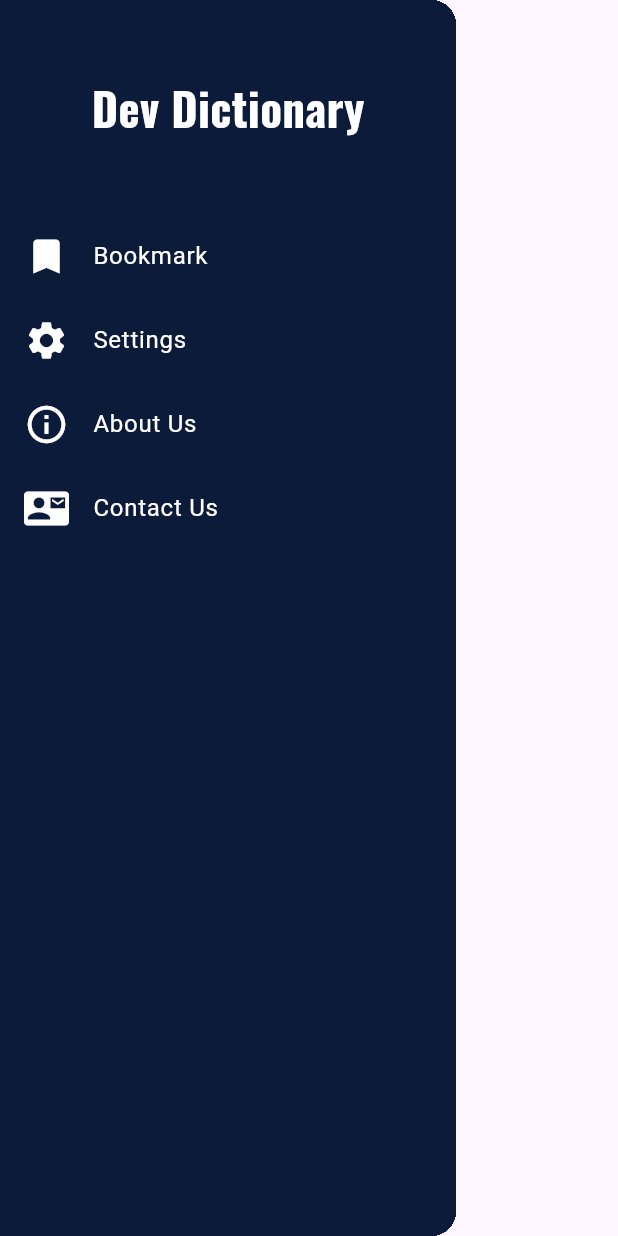
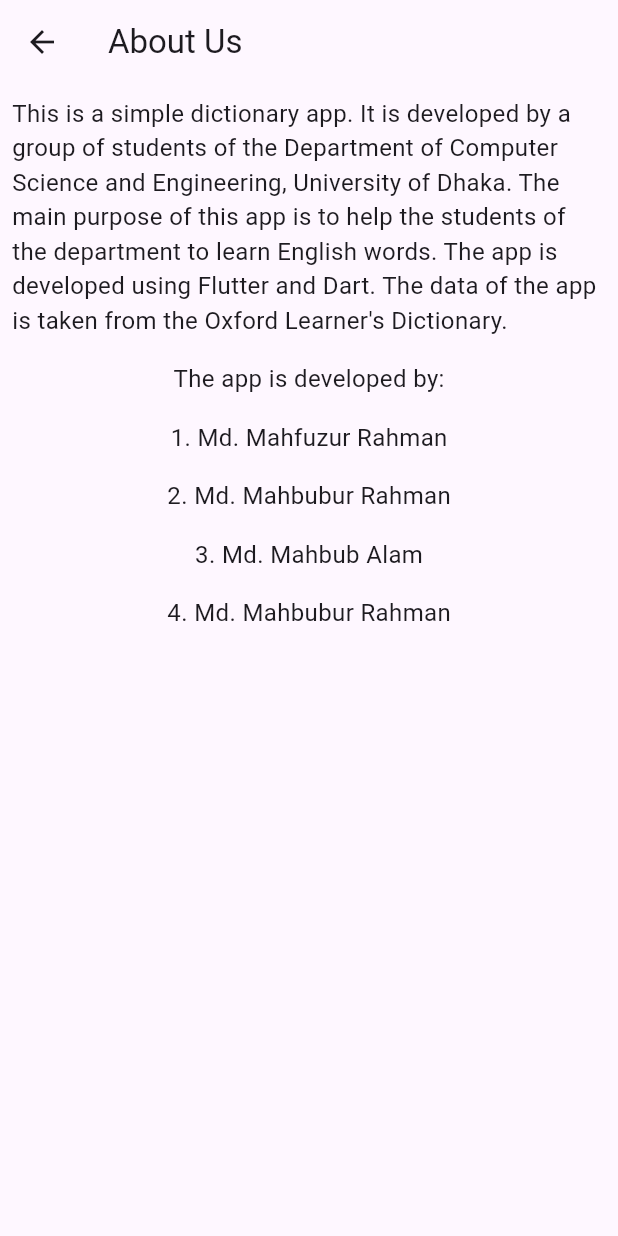
Before and after one commit to tusharhow/dev-dictionary, a Flutter app: the DrawerWidget widget shown alone on an empty page, opened directly, after a tap on "About Us", on a phone screen of 412 x 824 dp. Run offline on Flutter 3.47's test engine with Material 2 defaults, Android fonts, the phone set to English and light mode, and no system bars; our stand-ins replace get, google_fonts, shared_preferences; missing offline and left inert: flutter_share; accounts and stored records are empty; network calls fail.

Commit message:
contact us, about add

```diff
--- /dev/null
+++ b/lib/src/views/about/about_us.dart
@@ -0,0 +1,72 @@
+import 'package:flutter/material.dart';
+
+class AboutUsScreen extends StatelessWidget {
+  const AboutUsScreen({Key? key}) : super(key: key);
+
+  @override
+  Widget build(BuildContext context) {
+    return Scaffold(
+      appBar: AppBar(
+        title: const Text('About Us'),
+      ),
+      body: Column(
+        children: [
+          const Padding(
+            padding: EdgeInsets.all(8.0),
+            child: Text(
+              'This is a simple dictionary app. It is developed by a group of students of the Department of Computer Science and Engineering, University of Dhaka. The main purpose of this app is to help the students of the department to learn English words. The app is developed using Flutter and Dart. The data of the app is taken from the Oxford Learner\'s Dictionary.',
+              style: TextStyle(
+                fontSize: 16,
+              ),
+            ),
+          ),
+          const Padding(
+            padding: EdgeInsets.all(8.0),
+            child: Text(
+              'The app is developed by:',
+              style: TextStyle(
+                fontSize: 16,
+              ),
+            ),
+          ),
+          const Padding(
+            padding: EdgeInsets.all(8.0),
+            child: Text(
+              '1. Md. Mahfuzur Rahman',
+              style: TextStyle(
+                fontSize: 16,
+              ),
+            ),
+          ),
+          const Padding(
+            padding: EdgeInsets.all(8.0),
+            child: Text(
+              '2. Md. Mahbubur Rahman',
+              style: TextStyle(
+                fontSize: 16,
+              ),
+            ),
+          ),
+          const Padding(
+            padding: EdgeInsets.all(8.0),
+            child: Text(
+              '3. Md. Mahbub Alam',
+              style: TextStyle(
+                fontSize: 16,
+              ),
+            ),
+          ),
+          const Padding(
+            padding: EdgeInsets.all(8.0),
+            child: Text(
+              '4. Md. Mahbubur Rahman',
+              style: TextStyle(
+                fontSize: 16,
+              ),
+            ),
+          ),
+        ],
+      ),
+    );
+  }
+}
```
Also changed, not shown: lib/src/components/drawer_widget.dart (+8 -2 lines), lib/src/data/dev_dictionary_data.json (+102 -0 lines), lib/src/views/about/contact_us.dart (added, +30 -0 lines).
